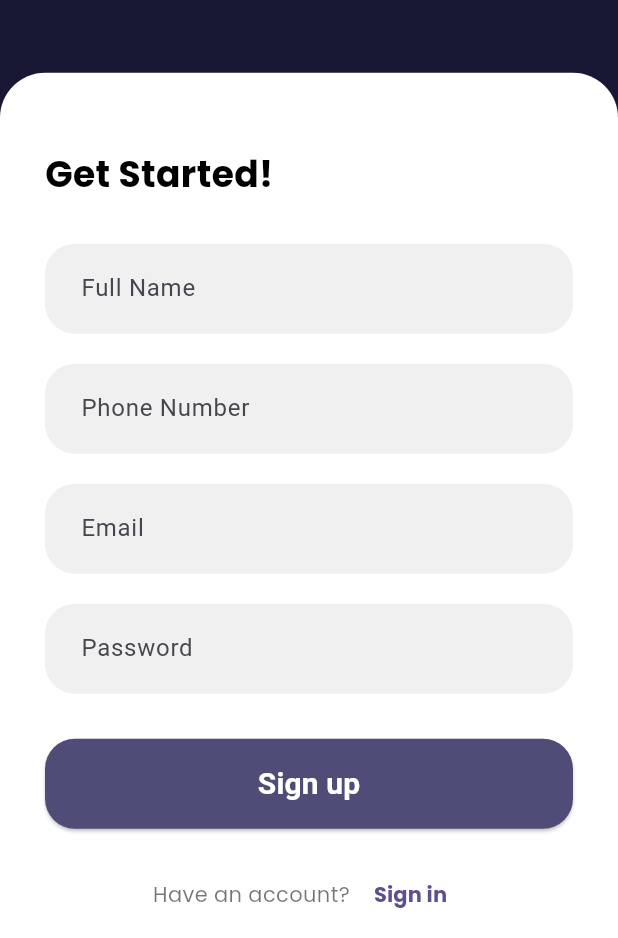
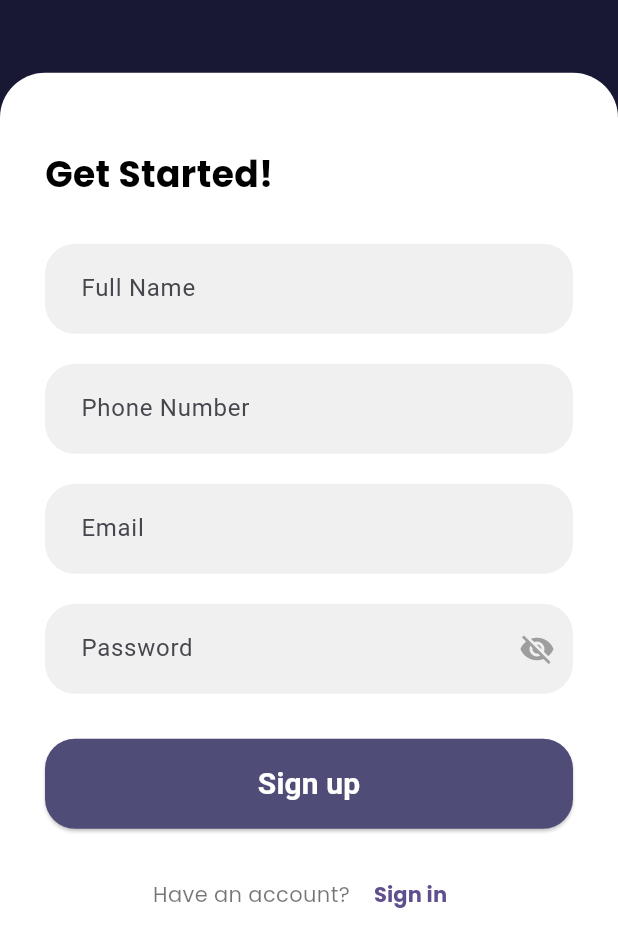
Before and after one commit to Asayel1411/pulse_hear, a Flutter app: the SignUpScreen screen opened by its route, on a phone screen of 412 x 824 dp, the part 298-1236 px from its top. Run offline on Flutter 3.47's test engine with Material 3 defaults, Android fonts, the phone set to English and light mode, and no system bars; our stand-ins replace google_fonts; Roboto replaces fonts that are missing (Sarala).

Commit message:
update login

```diff
--- a/lib/views/auth-elaf/sign_up_screen.dart
+++ b/lib/views/auth-elaf/sign_up_screen.dart
@@ -1,8 +1,8 @@
 import 'package:flutter/material.dart';
+import 'package:flutter/services.dart'; // أضفنا هذي المكتبة عشان نتحكم بنوع الإدخال (أرقام بس أو حروف بس)
 import 'package:google_fonts/google_fonts.dart';
 import 'package:pulse_hear/views/dashboard-asayel/dashboard_screen.dart';
 import 'sign_in_screen.dart';
-
 
 class SignUpScreen extends StatefulWidget {
   const SignUpScreen({Key? key}) : super(key: key);
@@ -16,6 +16,12 @@ class _SignUpScreenState extends State<SignUpScreen> {
   final TextEditingController _phoneController = TextEditingController();
   final TextEditingController _emailController = TextEditingController();
   final TextEditingController _passwordController = TextEditingController();
+
+  // 1. مفتاح الفورم للتحقق من الأخطاء
+  final _formKey = GlobalKey<FormState>();
+
+  // 2. متغير للتحكم بظهور الرقم السري
+  bool _isPasswordVisible = false;
 
   @override
   void dispose() {
@@ -39,7 +45,6 @@ class _SignUpScreenState extends State<SignUpScreen> {
               child: Column(
                 mainAxisAlignment: MainAxisAlignment.center,
                 children: [
-                  // تم تعديل المسار هنا ليكون assets/images/logo.png
                   Image.asset(
                     'assets/images/logo.png',
                     width: 100,
@@ -71,6 +76,9 @@ class _SignUpScreenState extends State<SignUpScreen> {
               ),
               child: SingleChildScrollView(
                 padding: const EdgeInsets.all(30),
+                // غلفنا المحتوى بـ Form
+                child: Form(
+                  key: _formKey,
                   child: Column(
                     crossAxisAlignment: CrossAxisAlignment.start,
                     children: [
@@ -85,9 +93,15 @@ class _SignUpScreenState extends State<SignUpScreen> {
                         ),
                       ),
                       const SizedBox(height: 30),
-                    // Full Name Field
-                    TextField(
+
+                      // Full Name Field (حروف فقط)
+                      TextFormField(
                         controller: _fullNameController,
+                        keyboardType: TextInputType.name,
+                        // هذا السطر يمنع كتابة أي شيء غير الحروف والمسافات
+                        inputFormatters: [
+                          FilteringTextInputFormatter.allow(RegExp(r'[a-zA-Z\sأ-ي]')),
+                        ],
                         decoration: InputDecoration(
                           hintText: 'Full Name',
                           filled: true,
@@ -101,12 +115,23 @@ class _SignUpScreenState extends State<SignUpScreen> {
                             vertical: 18,
                           ),
                         ),
+                        validator: (value) {
+                          if (value == null || value.trim().isEmpty) {
+                            return 'Please enter your full name';
+                          }
+                          return null;
+                        },
                       ),
                       const SizedBox(height: 20),
-                    // Phone Number Field
-                    TextField(
+
+                      // Phone Number Field (أرقام فقط)
+                      TextFormField(
                         controller: _phoneController,
                         keyboardType: TextInputType.phone,
+                        // هذا السطر يمنع كتابة أي شيء غير الأرقام
+                        inputFormatters: [
+                          FilteringTextInputFormatter.digitsOnly,
+                        ],
                         decoration: InputDecoration(
                           hintText: 'Phone Number',
                           filled: true,
@@ -120,10 +145,20 @@ class _SignUpScreenState extends State<SignUpScreen> {
                             vertical: 18,
                           ),
                         ),
+                        validator: (value) {
+                          if (value == null || value.isEmpty) {
+                            return 'Please enter your phone number';
+                          }
+                          if (value.length < 9) {
+                            return 'Please enter a valid phone number';
+                          }
+                          return null;
+                        },
                       ),
                       const SizedBox(height: 20),
+
                       // Email Field
-                    TextField(
+                      TextFormField(
                         controller: _emailController,
                         keyboardType: TextInputType.emailAddress,
                         decoration: InputDecoration(
@@ -139,12 +174,22 @@ class _SignUpScreenState extends State<SignUpScreen> {
                             vertical: 18,
                           ),
                         ),
+                        validator: (value) {
+                          if (value == null || value.isEmpty) {
+                            return 'Please enter your email';
+                          }
+                          if (!value.contains('@') || !value.contains('.')) {
+                            return 'Please enter a valid email address';
+                          }
+                          return null;
+                        },
                       ),
                       const SizedBox(height: 20),
-                    // Password Field
-                    TextField(
+
+                      // Password Field (مع زر العين)
+                      TextFormField(
                         controller: _passwordController,
-                      obscureText: true,
+                        obscureText: !_isPasswordVisible,
                         decoration: InputDecoration(
                           hintText: 'Password',
                           filled: true,
@@ -157,23 +202,47 @@ class _SignUpScreenState extends State<SignUpScreen> {
                             horizontal: 20,
                             vertical: 18,
                           ),
+                          suffixIcon: IconButton(
+                            icon: Icon(
+                              _isPasswordVisible
+                                  ? Icons.visibility
+                                  : Icons.visibility_off,
+                              color: Colors.grey,
+                            ),
+                            onPressed: () {
+                              setState(() {
+                                _isPasswordVisible = !_isPasswordVisible;
+                              });
+                            },
                           ),
                         ),
+                        validator: (value) {
+                          if (value == null || value.isEmpty) {
+                            return 'Please enter a password';
+                          }
+                          if (value.length < 6) {
+                            return 'Password must be at least 6 characters';
+                          }
+                          return null;
+                        },
+                      ),
                       const SizedBox(height: 30),
+
                       // Sign Up Button
                       SizedBox(
                         width: double.infinity,
                         height: 60,
                         child: ElevatedButton(
                           onPressed: () {
-                          // TODO: Handle sign up logic
-                          // سطر الربط بالداشبورد بعد إنشاء الحساب
+                            // يتأكد إن كل الشروط صح قبل ما يسجل الدخول
+                            if (_formKey.currentState!.validate()) {
                               Navigator.pushReplacement(
                                 context,
                                 MaterialPageRoute(
                                   builder: (context) => const DashboardScreen(),
                                 ),
                               );
+                            }
                           },
                           style: ElevatedButton.styleFrom(
                             backgroundColor: const Color(0xFF4F4D78), // Purple
@@ -192,6 +261,7 @@ class _SignUpScreenState extends State<SignUpScreen> {
                         ),
                       ),
                       const SizedBox(height: 20),
+
                       // Sign In Link
                       Center(
                         child: Row(
@@ -230,6 +300,7 @@ class _SignUpScreenState extends State<SignUpScreen> {
                 ),
               ),
             ),
+          ),
         ],
       ),
     );
```
Lines whose indentation alone changed are shown as unchanged.
